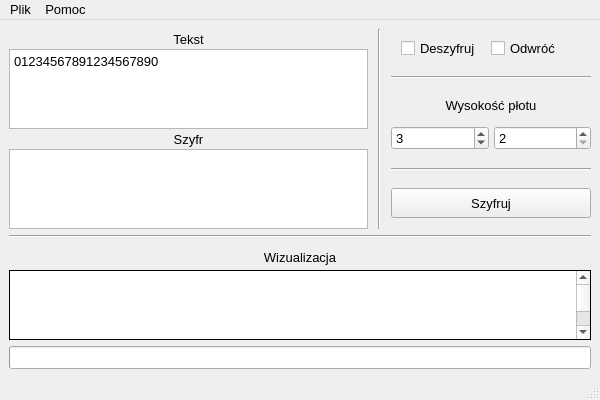
First picture: the form in mainwindow.ui, repository LightTab2/Rail-fence-cipher-visualized, before the edit.
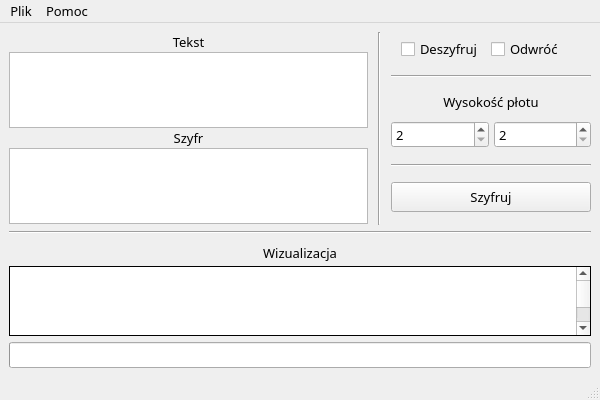
Second picture: the form after the edit.

```diff
--- a/mainwindow.ui
+++ b/mainwindow.ui
@@ -24,6 +24,7 @@
   </property>
   <property name="font">
    <font>
+    <family>Book Antiqua</family>
     <pointsize>10</pointsize>
    </font>
   </property>
@@ -122,7 +123,7 @@
            <string>Tutaj wprowadza się wejście dla algorytmu</string>
           </property>
           <property name="plainText">
-           <string>01234567891234567890</string>
+           <string/>
           </property>
          </widget>
         </item>
@@ -344,7 +345,7 @@
              <number>20</number>
             </property>
             <property name="value">
-             <number>3</number>
+             <number>2</number>
             </property>
            </widget>
           </item>
@@ -413,6 +414,7 @@
           </property>
           <property name="font">
            <font>
+            <family>Book Antiqua</family>
             <pointsize>10</pointsize>
            </font>
           </property>
@@ -1053,6 +1055,7 @@
       </property>
       <property name="font">
        <font>
+        <family>Book Antiqua</family>
         <pointsize>14</pointsize>
        </font>
       </property>
@@ -1183,7 +1186,7 @@
      <x>0</x>
      <y>0</y>
      <width>600</width>
-     <height>23</height>
+     <height>22</height>
     </rect>
    </property>
    <widget class="QMenu" name="menuFile">
@@ -1194,14 +1197,14 @@
     <addaction name="actionSave"/>
     <addaction name="actionSaveAs"/>
    </widget>
-   <widget class="QMenu" name="menuHelp">
+   <widget class="QMenu" name="menuPomoc">
     <property name="title">
      <string>Pomoc</string>
     </property>
     <addaction name="actionInfo"/>
    </widget>
    <addaction name="menuFile"/>
-   <addaction name="menuHelp"/>
+   <addaction name="menuPomoc"/>
   </widget>
   <widget class="QStatusBar" name="statusbar"/>
   <action name="actionLoad">
```
